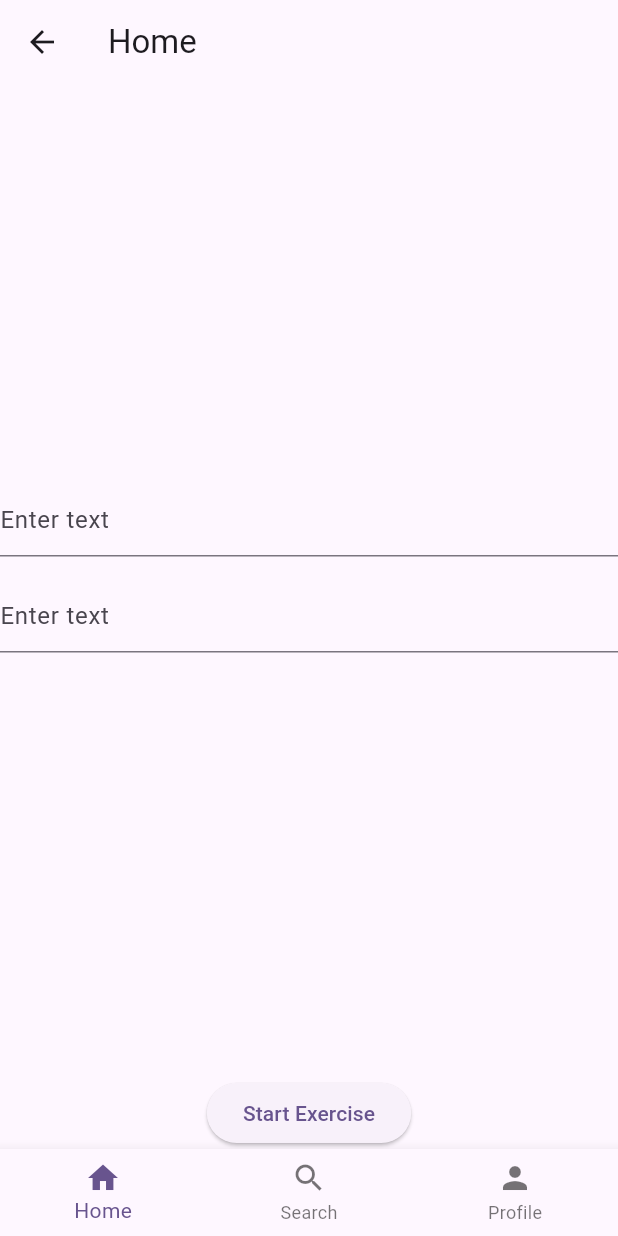
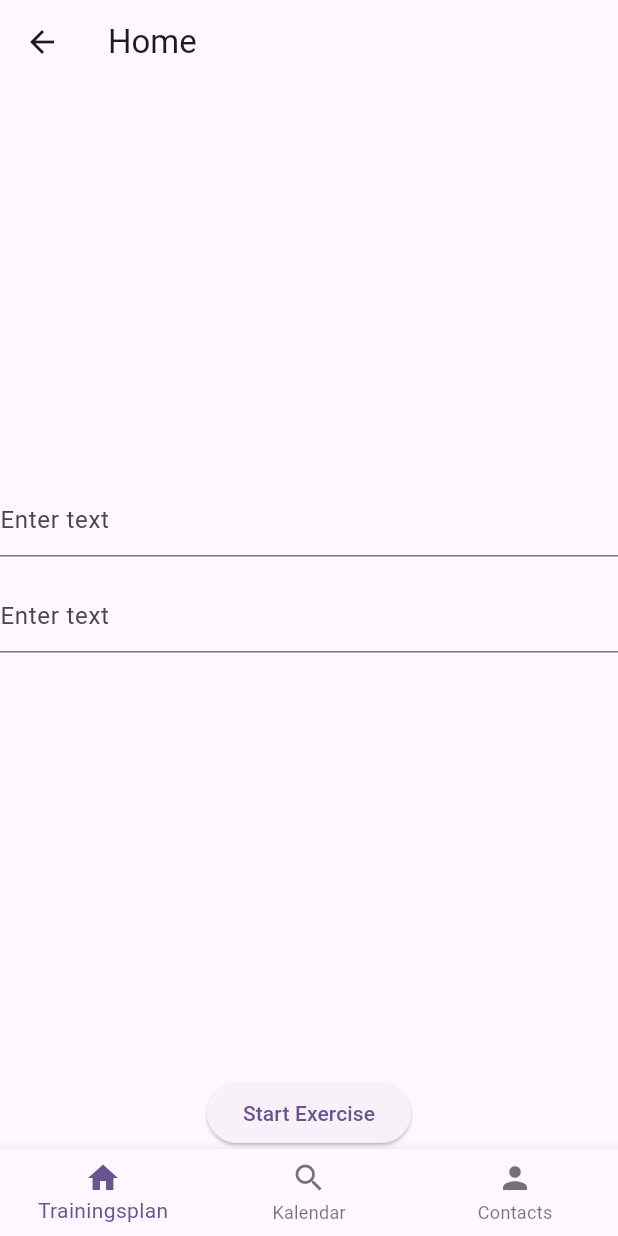
Before and after one commit to TeefanDev/MobileAnwendungen, a Flutter app: the HomeScreen screen opened directly, on a phone screen of 412 x 824 dp. Run offline on Flutter 3.47's test engine with Material 3 defaults, Android fonts, the phone set to English and light mode, and no system bars.

Commit message:
structure implementation

```diff
--- a/Gymbuddies/lib/feature1/pages/homescreen.dart
+++ b/Gymbuddies/lib/feature1/pages/homescreen.dart
@@ -5,12 +5,27 @@ class HomeScreen extends StatelessWidget {
 
   @override
   Widget build(BuildContext context) {
+
     return Scaffold(
       appBar: AppBar(
         title: const Text('Home'),
       ),
       body: Column(
         mainAxisAlignment: MainAxisAlignment.center,
+        actions: [
+          IconButton(
+            icon: Icon(Icons.home),
+            onPressed: () {
+              // Add your logic for the "Home" button here
+            },
+          ),
+          IconButton(
+            icon: Icon(Icons.person),
+            onPressed: () {
+              // Add your logic for the "Profile" button here
+            },
+          ),
+        ],
         children: [
           const Expanded(
             child: Align(
@@ -46,15 +61,15 @@ class HomeScreen extends StatelessWidget {
         items: const <BottomNavigationBarItem>[
           BottomNavigationBarItem(
             icon: Icon(Icons.home),
-            label: 'Home',
+            label: 'Trainingsplan',
           ),
           BottomNavigationBarItem(
             icon: Icon(Icons.search),
-            label: 'Search',
+            label: 'Kalendar',
           ),
           BottomNavigationBarItem(
             icon: Icon(Icons.person),
-            label: 'Profile',
+            label: 'Contacts',
           ),
         ],
       ),
```
Also changed, not shown: Gymbuddies/lib/widgets/main_dummy.dart (added, +77 -0 lines), Gymbuddies/lib/feature1/pages/calendar.dart (added), Gymbuddies/lib/feature1/pages/contacts.dart (added), Gymbuddies/lib/feature1/pages/trainingsplan.dart (added), Gymbuddies/lib/login/pages/login.dart (added), Gymbuddies/lib/login/pages/register.dart (added), Gymbuddies/lib/login/widgets/dummy.dart (added), Gymbuddies/lib/profile/pages/profile.dart (added), Gymbuddies/lib/profile/widgets/dummy.dart (added), Gymbuddies/lib/widgets/nav_bar.dart (added), Gymbuddies/lib/widgets/top_bar.dart (added).
